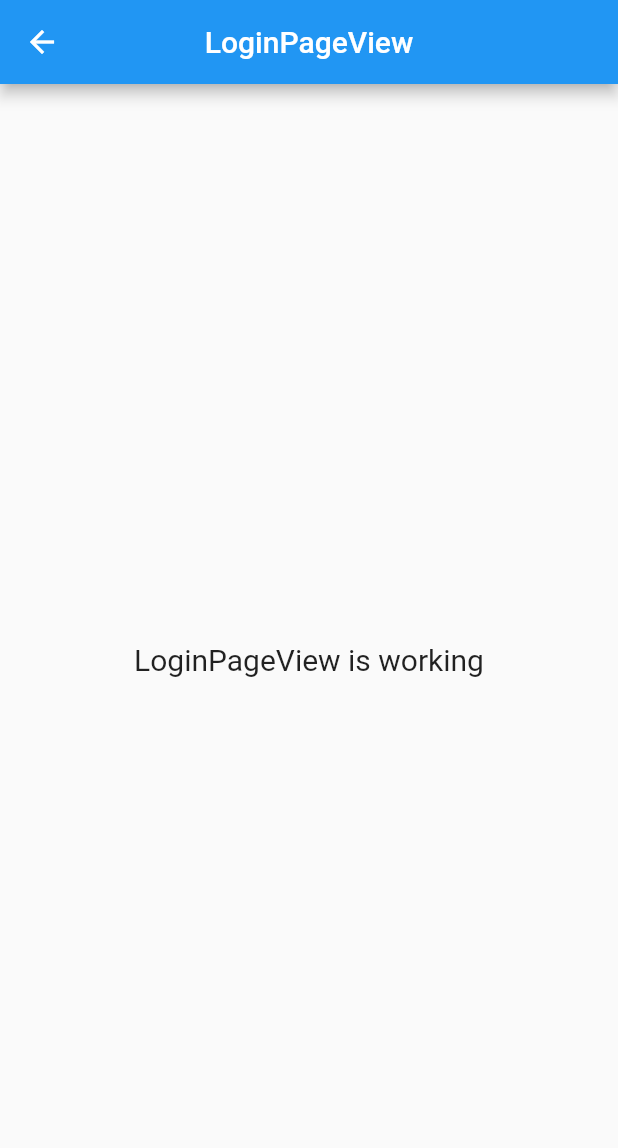
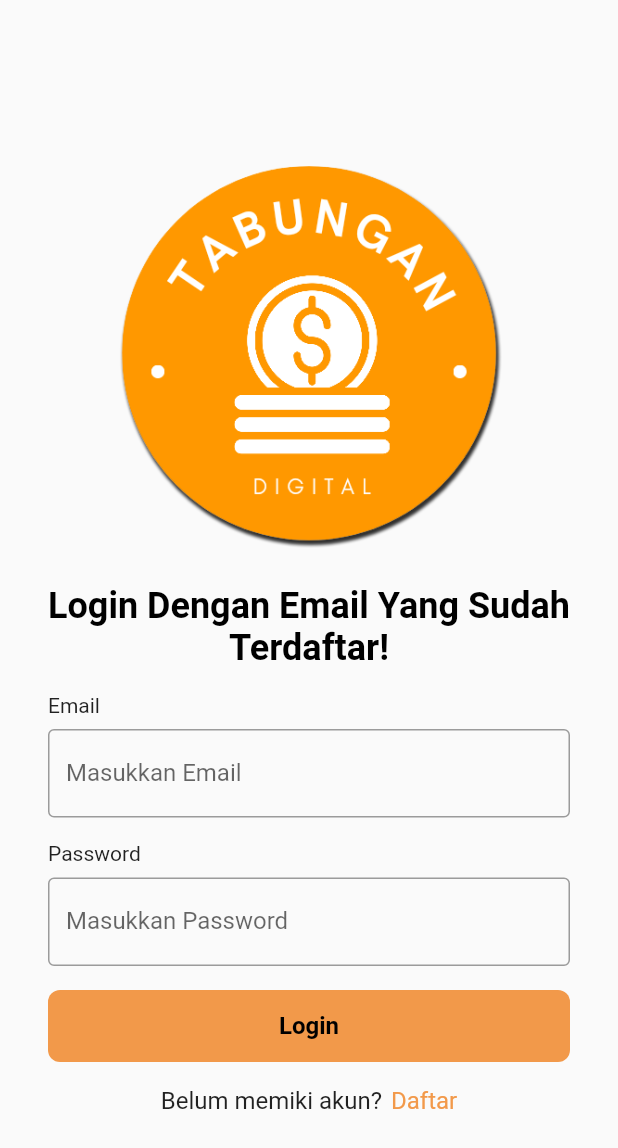
Before and after one commit to yudhawahyui/tabungan_digital, a Flutter app: the LoginPageView screen opened by its route, on a phone screen of 412 x 824 dp. Shown: the top 1148 px of the screen. Run offline on Flutter 3.47's test engine with Material 2 defaults, Android fonts, the phone set to English and light mode, and no system bars; our stand-ins replace get.

Commit message:
Fix Bug, Add Login Page, Renamed Widget

```diff
--- a/lib/app/modules/login_page/views/login_page_view.dart
+++ b/lib/app/modules/login_page/views/login_page_view.dart
@@ -1,6 +1,7 @@
 import 'package:flutter/material.dart';
 
 import 'package:get/get.dart';
+import 'package:tabungan_digital/app/utils/widget/login_page_widget/login_page.dart';
 
 import '../controllers/login_page_controller.dart';
 
@@ -8,16 +9,10 @@ class LoginPageView extends GetView<LoginPageController> {
   const LoginPageView({Key? key}) : super(key: key);
   @override
   Widget build(BuildContext context) {
-    return Scaffold(
-      appBar: AppBar(
-        title: const Text('LoginPageView'),
-        centerTitle: true,
-      ),
-      body: Center(
-        child: Text(
-          'LoginPageView is working',
-          style: TextStyle(fontSize: 20),
-        ),
+    return const Scaffold(
+      resizeToAvoidBottomInset: false,
+      body: SafeArea(
+        child: loginPage(),
       ),
     );
   }
--- a/lib/app/modules/register_page/register_page_1/views/register_page_view.dart
+++ b/lib/app/modules/register_page/register_page_1/views/register_page_view.dart
@@ -2,7 +2,7 @@ import 'package:flutter/material.dart';
 
 import 'package:get/get.dart';
 import 'package:tabungan_digital/app/utils/style/AppColors.dart';
-import 'package:tabungan_digital/app/utils/widget/register_page/register_page_1.dart';
+import 'package:tabungan_digital/app/utils/widget/register_page_widget/register_page_widget_1.dart';
 
 import '../controllers/register_page_controller.dart';
 
--- a/lib/app/modules/wellcome_page/wellcome_page_1/views/wellcome_page_view.dart
+++ b/lib/app/modules/wellcome_page/wellcome_page_1/views/wellcome_page_view.dart
@@ -1,9 +1,8 @@
-import 'package:drop_shadow/drop_shadow.dart';
 import 'package:flutter/material.dart';
 
 import 'package:get/get.dart';
 import 'package:tabungan_digital/app/utils/style/AppColors.dart';
-import 'package:tabungan_digital/app/utils/widget/wellcome_page/wellcome_slide_1.dart';
+import 'package:tabungan_digital/app/utils/widget/wellcome_page_widget/wellcome_slide_widget_1.dart';
 
 import '../controllers/wellcome_page_controller.dart';
 
--- a/lib/app/modules/wellcome_page/wellcome_page_2/views/wellcome_page_2_view.dart
+++ b/lib/app/modules/wellcome_page/wellcome_page_2/views/wellcome_page_2_view.dart
@@ -2,7 +2,7 @@ import 'package:flutter/material.dart';
 
 import 'package:get/get.dart';
 import 'package:tabungan_digital/app/utils/style/AppColors.dart';
-import 'package:tabungan_digital/app/utils/widget/wellcome_page/wellcome_slide_2.dart';
+import 'package:tabungan_digital/app/utils/widget/wellcome_page_widget/wellcome_slide_widget_2.dart';
 
 import '../controllers/wellcome_page_2_controller.dart';
 
--- a/lib/app/modules/wellcome_page/wellcome_page_3/views/wellcome_page_3_view.dart
+++ b/lib/app/modules/wellcome_page/wellcome_page_3/views/wellcome_page_3_view.dart
@@ -2,7 +2,7 @@ import 'package:flutter/material.dart';
 
 import 'package:get/get.dart';
 import 'package:tabungan_digital/app/utils/style/AppColors.dart';
-import 'package:tabungan_digital/app/utils/widget/wellcome_page/wellcome_slide_3.dart';
+import 'package:tabungan_digital/app/utils/widget/wellcome_page_widget/wellcome_slide_widget_3.dart';
 
 import '../controllers/wellcome_page_3_controller.dart';
 
--- a/lib/app/modules/wellcome_page/wellcome_page_4/views/wellcome_page_4_view.dart
+++ b/lib/app/modules/wellcome_page/wellcome_page_4/views/wellcome_page_4_view.dart
@@ -2,7 +2,7 @@ import 'package:flutter/material.dart';
 
 import 'package:get/get.dart';
 import 'package:tabungan_digital/app/utils/style/AppColors.dart';
-import 'package:tabungan_digital/app/utils/widget/wellcome_page/wellcome_slide_4.dart';
+import 'package:tabungan_digital/app/utils/widget/wellcome_page_widget/wellcome_slide_widget_4.dart';
 
 import '../controllers/wellcome_page_4_controller.dart';
 
--- /dev/null
+++ b/lib/app/utils/widget/login_page_widget/login_page.dart
@@ -0,0 +1,171 @@
+import 'package:flutter/material.dart';
+import 'package:get/get.dart';
+import 'package:tabungan_digital/app/utils/style/AppColors.dart';
+
+class loginPage extends StatelessWidget {
+  const loginPage({
+    Key? key,
+  }) : super(key: key);
+
+  @override
+  Widget build(BuildContext context) {
+    return Padding(
+      padding: const EdgeInsets.all(32),
+      child: Column(
+        mainAxisAlignment: MainAxisAlignment.center,
+        children: [
+          Image.asset(
+            'assets/images/tabungan_digital_logo_small.png',
+            width: Get.width * 0.75,
+          ),
+          const Text(
+            'Login Dengan Email Yang Sudah Terdaftar!',
+            textAlign: TextAlign.center,
+            style: TextStyle(
+              fontSize: 24,
+              fontWeight: FontWeight.bold,
+              color: AppColors.black,
+            ),
+          ),
+          const SizedBox(
+            height: 16,
+          ),
+          Column(
+            mainAxisAlignment: MainAxisAlignment.start,
+            crossAxisAlignment: CrossAxisAlignment.start,
+            children: [
+              // Form Email
+              Padding(
+                padding: const EdgeInsets.only(bottom: 16),
+                child: Column(
+                  mainAxisAlignment: MainAxisAlignment.start,
+                  crossAxisAlignment: CrossAxisAlignment.start,
+                  children: const [
+                    Text('Email'),
+                    SizedBox(
+                      height: 8,
+                    ),
+                    TextField(
+                      obscureText: true,
+                      decoration: InputDecoration(
+                        border: OutlineInputBorder(),
+                        labelText: 'Masukkan Email',
+                      ),
+                    ),
+                  ],
+                ),
+              ),
+
+              // Form Password
+              Padding(
+                padding: const EdgeInsets.only(bottom: 16),
+                child: Column(
+                  mainAxisAlignment: MainAxisAlignment.start,
+                  crossAxisAlignment: CrossAxisAlignment.start,
+                  children: const [
+                    Text('Password'),
+                    SizedBox(
+                      height: 8,
+                    ),
+                    TextField(
+                      obscureText: true,
+                      decoration: InputDecoration(
+                        border: OutlineInputBorder(),
+                        labelText: 'Masukkan Password',
+                      ),
+                    )
+                  ],
+                ),
+              ),
+
+              // If Form Email & Password is not valid
+
+              // State Email & Password must be valid!
+              // Padding(
+              //   padding: const EdgeInsets.only(bottom: 16),
+              //   child: Column(
+              //     mainAxisAlignment: MainAxisAlignment.start,
+              //     crossAxisAlignment: CrossAxisAlignment.start,
+              //     children: const [
+              //       Text(
+              //         'Email anda salah! Masukkan email yang valid!',
+              //         style: TextStyle(color: AppColors.danger, fontSize: 12),
+              //       ),
+              //       Text(
+              //         'Password  harus mengandung huruf dan angka!',
+              //         style: TextStyle(color: AppColors.danger, fontSize: 12),
+              //       ),
+              //     ],
+              //   ),
+              // ),
+
+              // State Password must be valid!
+              // Padding(
+              //   padding: const EdgeInsets.only(bottom: 16),
+              //   child: Column(
+              //     mainAxisAlignment: MainAxisAlignment.start,
+              //     crossAxisAlignment: CrossAxisAlignment.start,
+              //     children: const [
+              //       Text(
+              //         'Password  harus terdiri dari 8-16 karakter',
+              //         style: TextStyle(color: AppColors.danger, fontSize: 12),
+              //       ),
+              //       Text(
+              //         'Password  harus mengandung huruf dan angka!',
+              //         style: TextStyle(color: AppColors.danger, fontSize: 12),
+              //       ),
+              //     ],
+              //   ),
+              // ),
+
+              // Button Daftar
+              Container(
+                width: Get.width,
+                decoration: const BoxDecoration(
+                  color: AppColors.primaryBg,
+                  borderRadius: BorderRadius.all(Radius.circular(8)),
+                ),
+                child: TextButton(
+                  onPressed: () {
+                    // Function Here
+                  },
+                  child: const Text(
+                    'Login',
+                    style: TextStyle(
+                      color: AppColors.black,
+                      fontWeight: FontWeight.bold,
+                      fontSize: 16,
+                    ),
+                  ),
+                ),
+              ),
+              Padding(
+                padding: const EdgeInsets.only(top: 16),
+                child: Row(
+                  mainAxisAlignment: MainAxisAlignment.center,
+                  children: [
+                    const Text(
+                      'Belum memiki akun?',
+                      style: TextStyle(fontSize: 16),
+                    ),
+                    const SizedBox(width: 6),
+                    GestureDetector(
+                      onTap: () {
+                        Get.toNamed('/register-page-2');
+                      },
+                      child: const Text(
+                        'Daftar',
+                        style:
+                            TextStyle(color: AppColors.primaryBg, fontSize: 16),
+                      ),
+                    ),
+                  ],
+                ),
+              ),
+            ],
+          ),
+        ],
+      ),
+    );
+  }
+}
```
Also changed, not shown: lib/app/modules/register_page/register_page_2/views/register_page_2_view.dart (+4 -9 lines), lib/app/utils/widget/register_page/register_page_2.dart (deleted, +0 -81 lines), lib/app/utils/widget/register_page_widget/register_page_widget_2.dart (added, +147 -0 lines), lib/app/utils/widget/register_page_widget/register_page_widget_1.dart (renamed from lib/app/utils/widget/register_page/register_page_1.dart), lib/app/utils/widget/wellcome_page_widget/wellcome_slide_widget_1.dart (renamed from lib/app/utils/widget/wellcome_page/wellcome_slide_1.dart), lib/app/utils/widget/wellcome_page_widget/wellcome_slide_widget_2.dart (renamed from lib/app/utils/widget/wellcome_page/wellcome_slide_2.dart), lib/app/utils/widget/wellcome_page_widget/wellcome_slide_widget_3.dart (renamed from lib/app/utils/widget/wellcome_page/wellcome_slide_3.dart), lib/app/utils/widget/wellcome_page_widget/wellcome_slide_widget_4.dart (renamed from lib/app/utils/widget/wellcome_page/wellcome_slide_4.dart).
